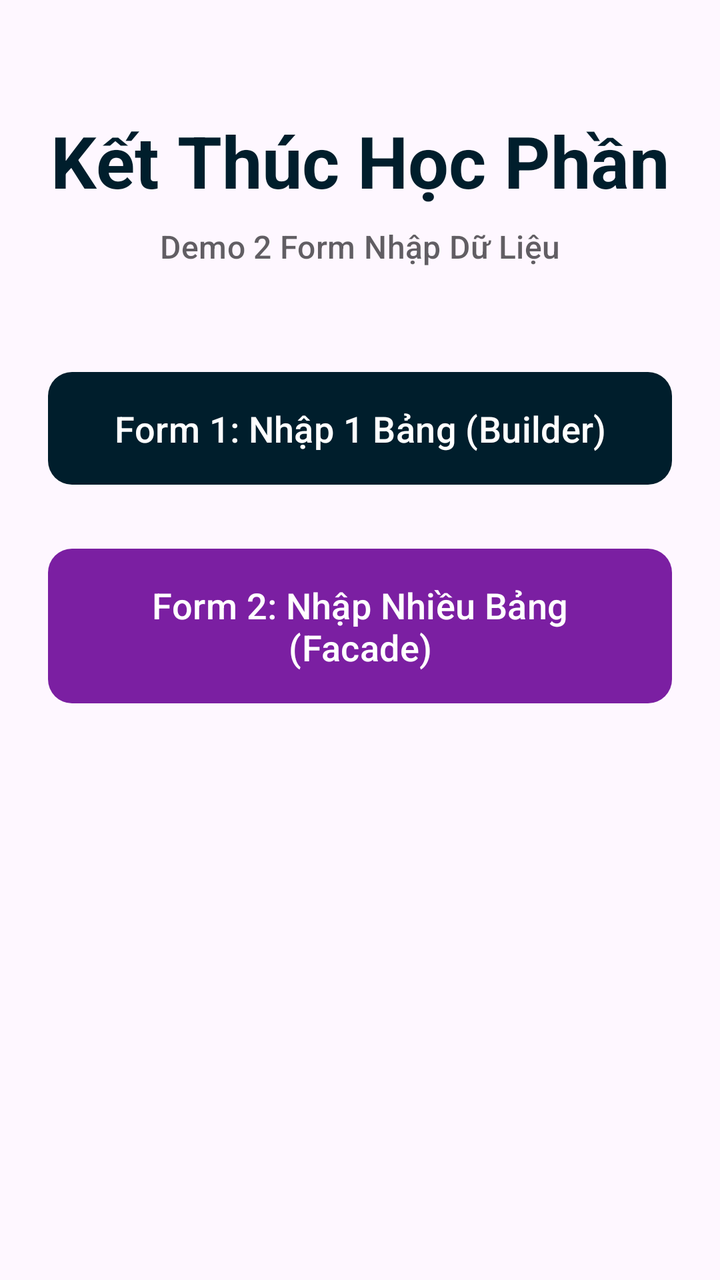
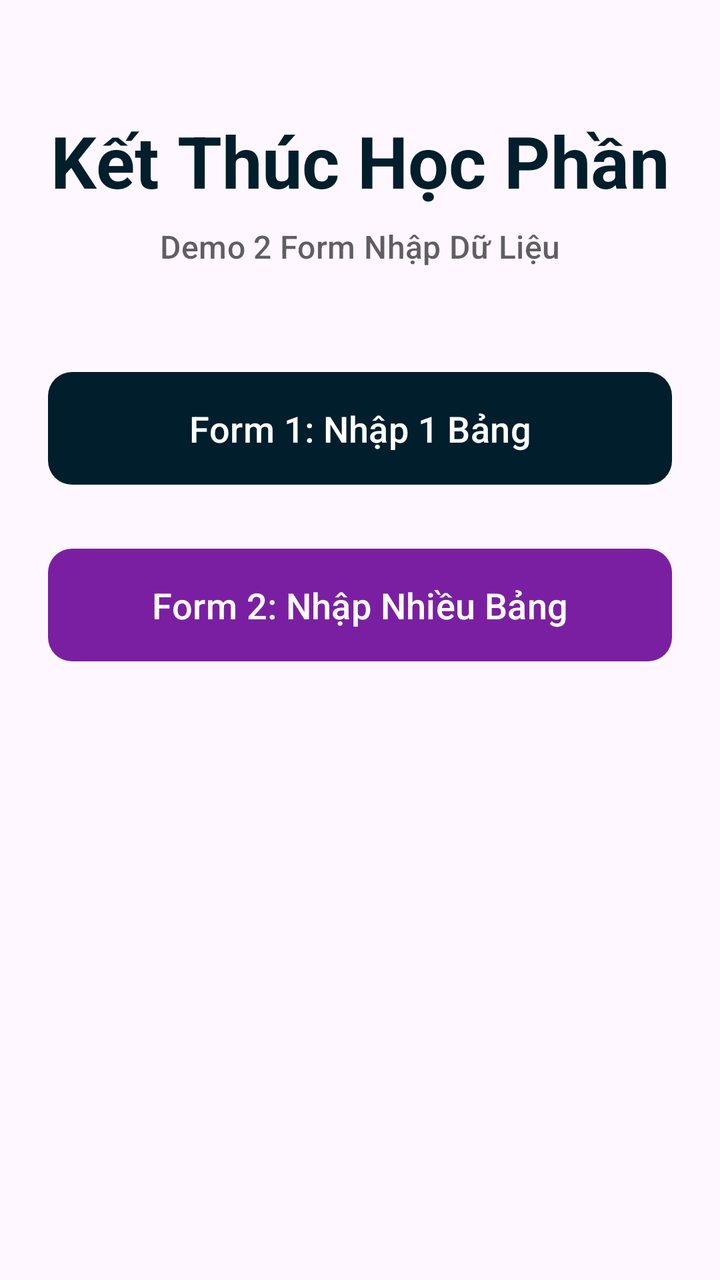

Screens rendered from an Android XML layout before and after an edit, with the pre-edit source and the edit as a unified diff.
<!-- AndroidManifest.xml: application theme Theme.DesignPattern -->
<!-- res/layout/activity_main.xml -->
<?xml version="1.0" encoding="utf-8"?>
<androidx.core.widget.NestedScrollView xmlns:android="http://schemas.android.com/apk/res/android"
    xmlns:app="http://schemas.android.com/apk/res-auto"
    xmlns:tools="http://schemas.android.com/tools"
    android:id="@+id/main"
    android:layout_width="match_parent"
    android:layout_height="match_parent"
    android:background="?attr/colorSurface"
    android:fillViewport="true"
    tools:context=".MainActivity">

    <LinearLayout
        android:layout_width="match_parent"
        android:layout_height="wrap_content"
        android:orientation="vertical"
        android:padding="24dp">

        <TextView
            android:layout_width="match_parent"
            android:layout_height="wrap_content"
            android:layout_marginTop="32dp"
            android:text="Kết Thúc Học Phần"
            android:textAppearance="@style/TextAppearance.Material3.DisplaySmall"
            android:textColor="@color/material_dynamic_primary10"
            android:textStyle="bold"
            android:gravity="center" />

        <TextView
            android:layout_width="match_parent"
            android:layout_height="wrap_content"
            android:layout_marginTop="8dp"
            android:layout_marginBottom="48dp"
            android:text="Demo 2 Form Nhập Dữ Liệu"
            android:textAppearance="@style/TextAppearance.Material3.TitleMedium"
            android:gravity="center"
            android:alpha="0.7" />

        
        <com.google.android.material.button.MaterialButton
            android:id="@+id/buttonForm1"
            android:layout_width="match_parent"
            android:layout_height="wrap_content"
            android:layout_marginBottom="24dp"
            android:text="Form 1: Nhập 1 Bảng (Builder)"
            android:textSize="18sp"
            android:padding="16dp"
            app:cornerRadius="12dp"
            app:backgroundTint="@color/material_dynamic_primary10" />

        
        <com.google.android.material.button.MaterialButton
            android:id="@+id/buttonForm2"
            android:layout_width="match_parent"
            android:layout_height="wrap_content"
            android:text="Form 2: Nhập Nhiều Bảng (Facade)"
            android:textSize="18sp"
            android:padding="16dp"
            app:cornerRadius="12dp"
            app:backgroundTint="#7B1FA2" />

    </LinearLayout>
</androidx.core.widget.NestedScrollView>
<!-- resources referenced by this layout -->
<resources>
  <color name="material_dynamic_primary10">#21005D</color>
  <style name="Theme.DesignPattern" parent="Base.Theme.DesignPattern" />
  <style name="Base.Theme.DesignPattern" parent="Theme.Material3.DayNight.NoActionBar">
          
          
      </style>
</resources>

<!-- the commit's change to res/layout/activity_main.xml (unified diff, before → after) -->
@@ -41,7 +41,7 @@
             android:layout_width="match_parent"
             android:layout_height="wrap_content"
             android:layout_marginBottom="24dp"
-            android:text="Form 1: Nhập 1 Bảng (Builder)"
+            android:text="Form 1: Nhập 1 Bảng"
             android:textSize="18sp"
             android:padding="16dp"
             app:cornerRadius="12dp"
@@ -52,7 +52,7 @@
             android:id="@+id/buttonForm2"
             android:layout_width="match_parent"
             android:layout_height="wrap_content"
-            android:text="Form 2: Nhập Nhiều Bảng (Facade)"
+            android:text="Form 2: Nhập Nhiều Bảng"
             android:textSize="18sp"
             android:padding="16dp"
             app:cornerRadius="12dp"
